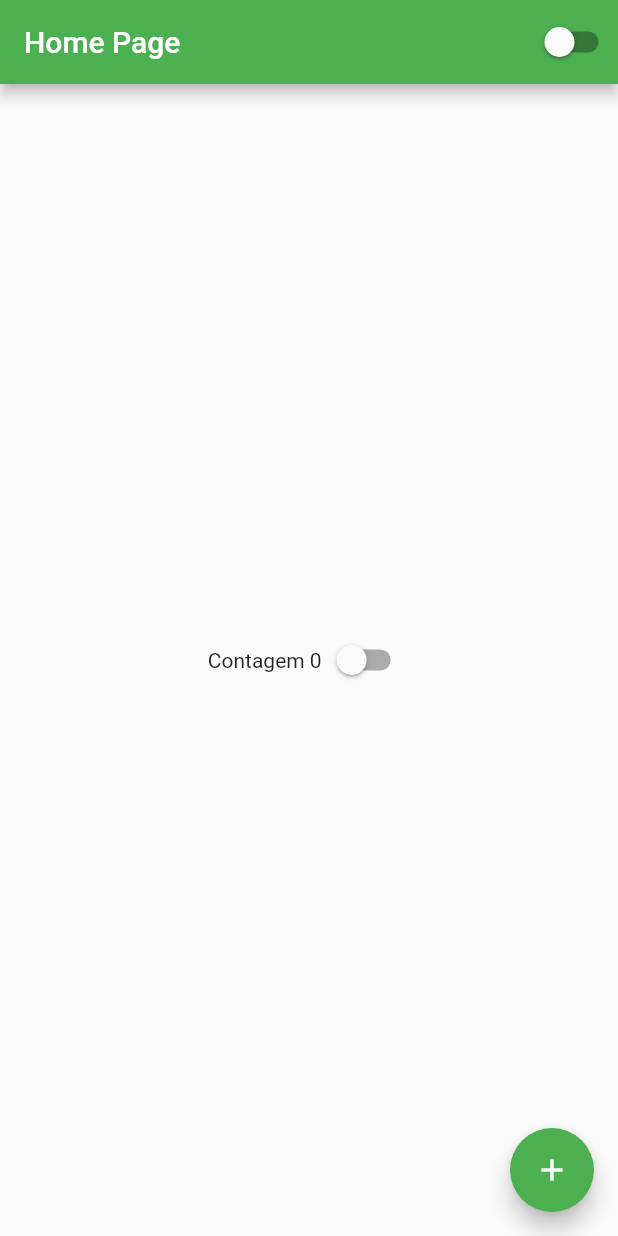
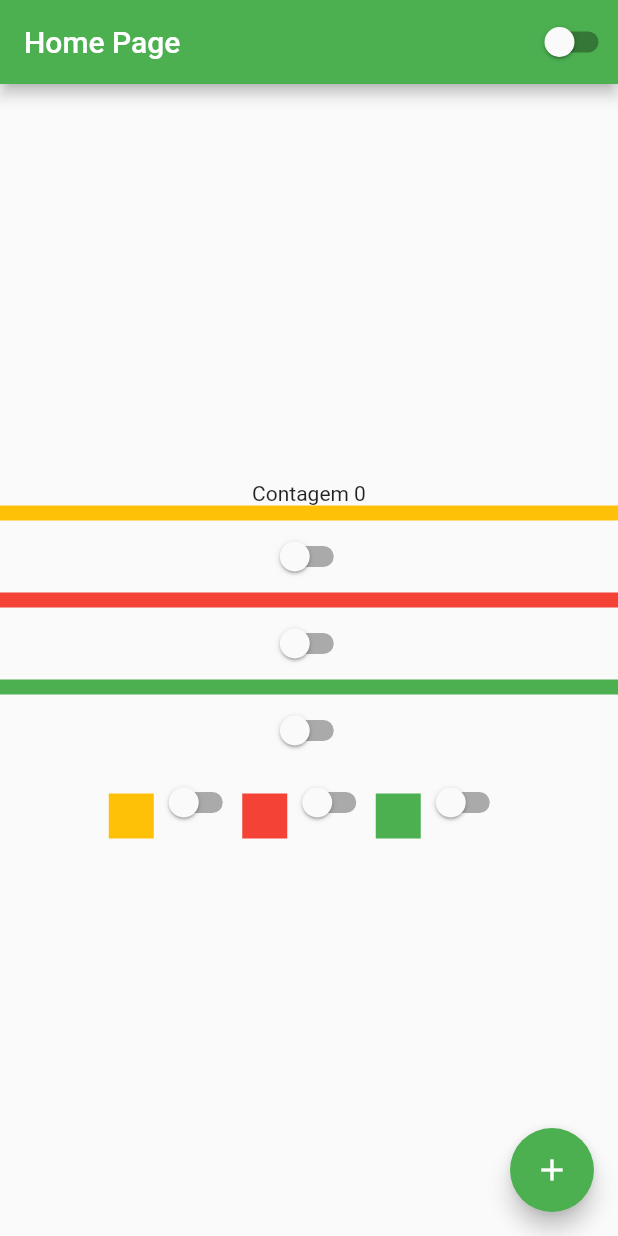
Before and after one commit to AndreLucyo2/estudo_flutter_ui_01, a Flutter app: the screen it shows after launch, on a phone screen of 412 x 824 dp. Run offline on Flutter 3.47's test engine with Material 2 defaults, Android fonts, the phone set to English and light mode, and no system bars.

Commit message:
Video #15 Rows

```diff
--- a/lib/home_page.dart
+++ b/lib/home_page.dart
@@ -33,12 +33,31 @@ class HomePageState extends State<HomePage> {
         //pega toda a altura da tela
         height: double.infinity,
         //linhamentos da linhas:
-        child: Row(
+        child: Column(
           //Alinhamento do eixo principal Vertical
           mainAxisAlignment: MainAxisAlignment.center,
+
           children: [
             Text('Contagem $contador'),
+            Container(height: 10, color: Colors.amber),
             CustomSwtch(),
+            Container(height: 10, color: Colors.red),
+            CustomSwtch(),
+            Container(height: 10, color: Colors.green),
+            CustomSwtch(),
+            Row(
+              mainAxisAlignment: MainAxisAlignment.center,
+              crossAxisAlignment: CrossAxisAlignment.end,
+              //Usando container como separador
+              children: [
+                Container(width: 30, height: 30, color: Colors.amber),
+                CustomSwtch(),
+                Container(width: 30, height: 30, color: Colors.red),
+                CustomSwtch(),
+                Container(width: 30, height: 30, color: Colors.green),
+                CustomSwtch(),
+              ],
+            ),
           ],
         ),
       ),
```
